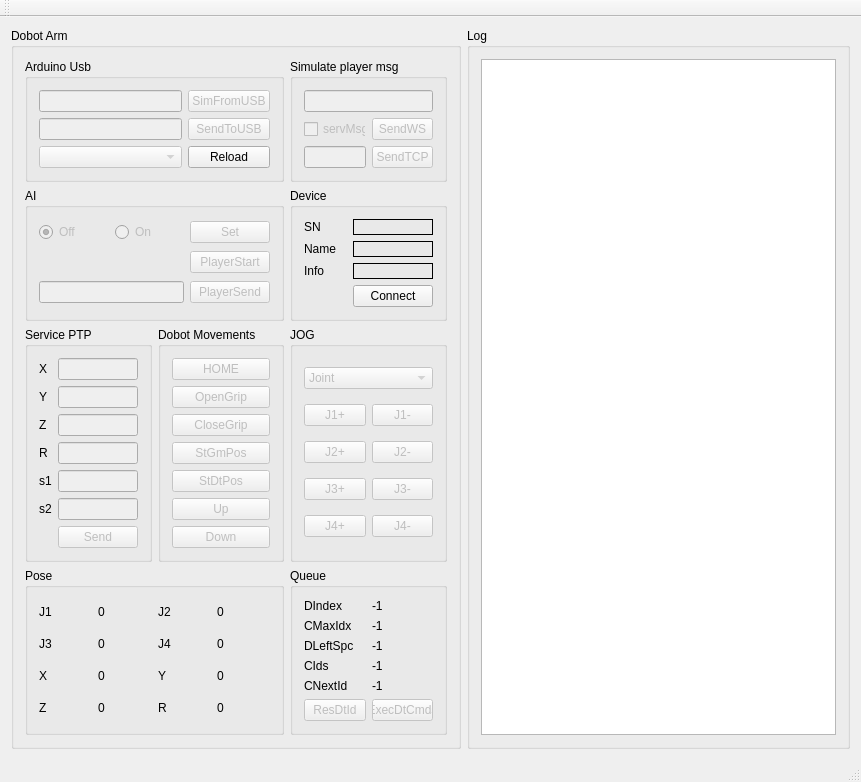
The window that mainwindow.ui (marianexyx/DobotChess) describes before a commit, drawn with Qt 5.
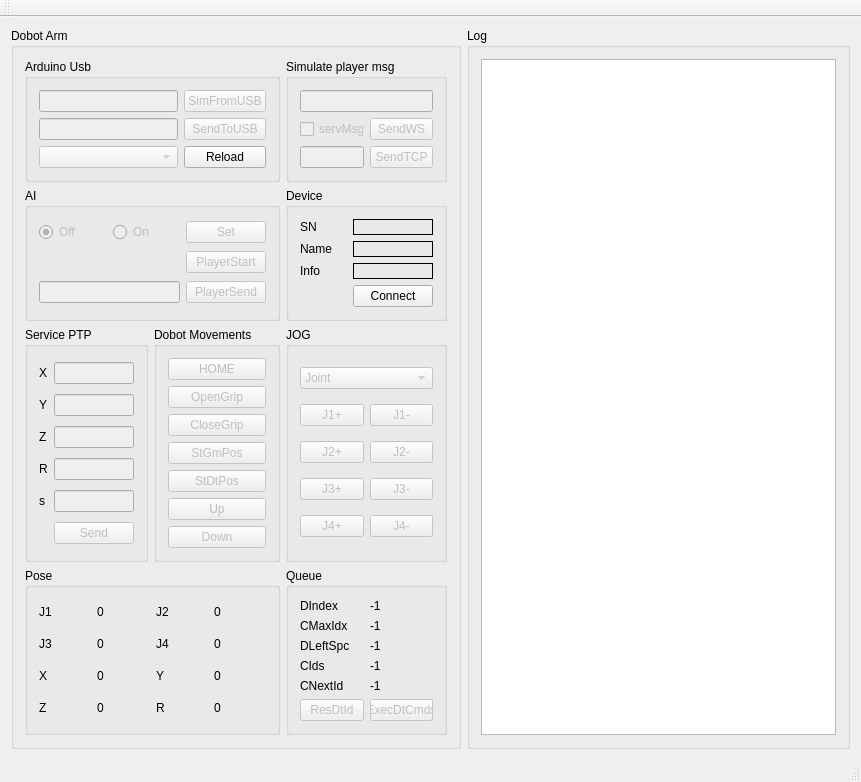
The same window after the commit.

```diff
--- a/mainwindow.ui
+++ b/mainwindow.ui
@@ -524,7 +524,7 @@
          <property name="title">
           <string>Service PTP</string>
          </property>
-         <layout class="QFormLayout" name="formLayout_2">
+         <layout class="QGridLayout" name="gridLayout_7">
           <item row="0" column="0">
            <widget class="QLabel" name="label_17">
             <property name="text">
@@ -539,77 +539,63 @@
             </property>
            </widget>
           </item>
-          <item row="2" column="0">
+          <item row="1" column="0">
            <widget class="QLabel" name="label_18">
             <property name="text">
              <string>Y</string>
             </property>
            </widget>
           </item>
-          <item row="2" column="1">
+          <item row="1" column="1">
            <widget class="QLineEdit" name="yPTPEdit">
             <property name="enabled">
              <bool>false</bool>
             </property>
            </widget>
           </item>
-          <item row="3" column="0">
+          <item row="2" column="0">
            <widget class="QLabel" name="label_19">
             <property name="text">
              <string>Z</string>
             </property>
            </widget>
           </item>
-          <item row="3" column="1">
+          <item row="2" column="1">
            <widget class="QLineEdit" name="zPTPEdit">
             <property name="enabled">
              <bool>false</bool>
             </property>
            </widget>
           </item>
-          <item row="5" column="0">
+          <item row="3" column="0">
            <widget class="QLabel" name="label_20">
             <property name="text">
              <string>R</string>
             </property>
            </widget>
           </item>
-          <item row="5" column="1">
+          <item row="3" column="1">
            <widget class="QLineEdit" name="rPTPEdit">
             <property name="enabled">
              <bool>false</bool>
             </property>
            </widget>
           </item>
-          <item row="6" column="0">
+          <item row="4" column="0">
            <widget class="QLabel" name="label_12">
             <property name="text">
-             <string>s1</string>
+             <string>s</string>
             </property>
            </widget>
           </item>
-          <item row="6" column="1">
-           <widget class="QLineEdit" name="servo1GripperEdit">
+          <item row="4" column="1">
+           <widget class="QLineEdit" name="servoGripperEdit">
             <property name="enabled">
              <bool>false</bool>
             </property>
            </widget>
           </item>
-          <item row="8" column="0">
-           <widget class="QLabel" name="label_13">
-            <property name="text">
-             <string>s2</string>
-            </property>
-           </widget>
-          </item>
-          <item row="8" column="1">
-           <widget class="QLineEdit" name="servo2GripperEdit">
-            <property name="enabled">
-             <bool>false</bool>
-            </property>
-           </widget>
-          </item>
-          <item row="9" column="1">
+          <item row="5" column="1">
            <widget class="QPushButton" name="sendBtn">
             <property name="enabled">
              <bool>false</bool>
```
